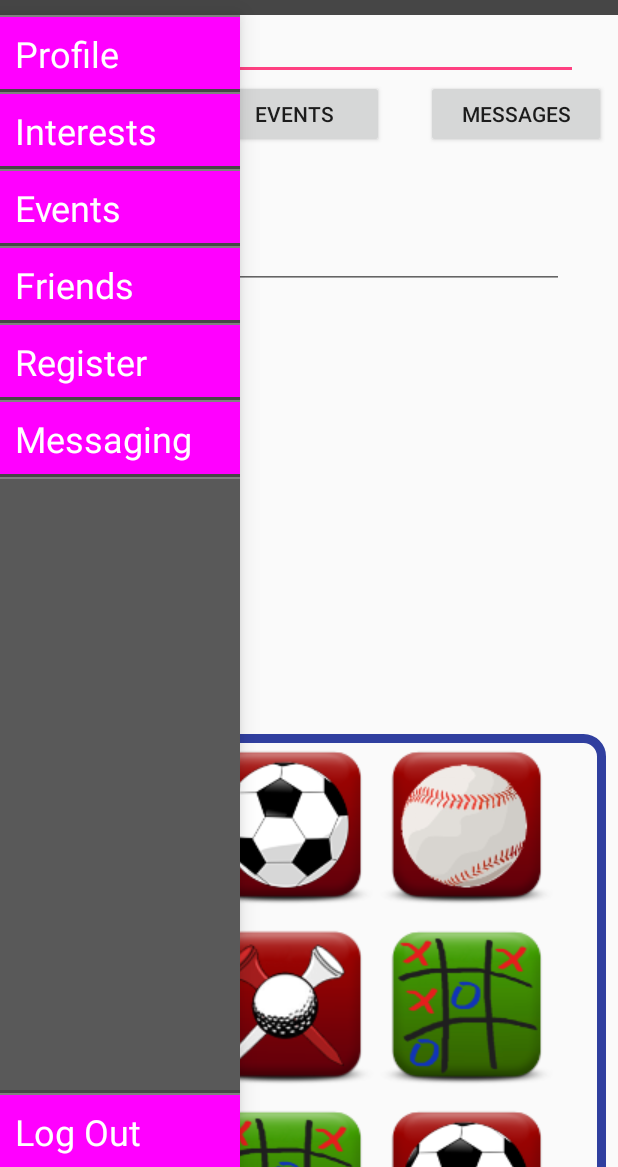
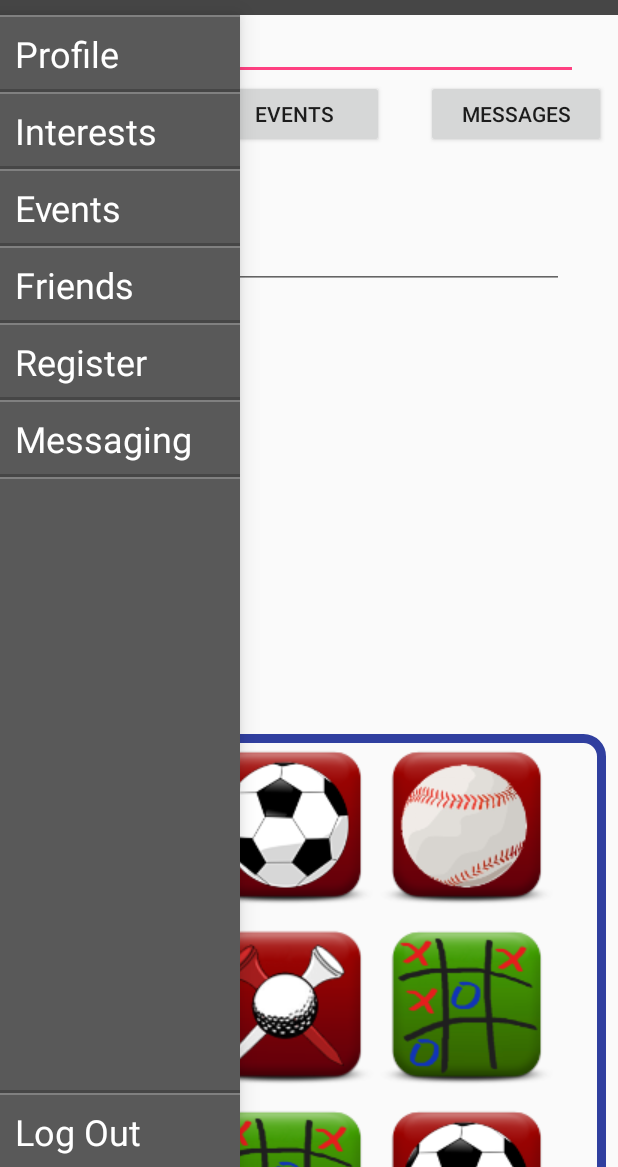
Before and after one commit to dreiddel/AnAppForJack, an Android app: the Account screen opened directly, with no data from a screen before it, with the side drawer open, on a phone screen of 412 x 824 dp, the part 69-1236 px from its top. Run offline under Robolectric (Android 15) with nearby library versions, the phone set to English and light mode, and no system bars; network calls fail.

Commit message:
Moved color_state.xml from color to drawable.

```diff
--- a/app/src/main/res/color/color_state.xml
+++ b/app/src/main/res/drawable/color_state.xml
@@ -2,5 +2,4 @@
 <selector xmlns:android="http://schemas.android.com/apk/res/android">
     <item android:state_pressed="true" android:drawable="@color/colorGrey7_Charcoal" />
     <item android:drawable="@color/colorTransparent" />
-    <!-- YES I KNOW THERE ARE ERRORS BUT THEY WORK -->
 </selector>
--- a/app/src/main/res/layout/drawer_template.xml
+++ b/app/src/main/res/layout/drawer_template.xml
@@ -41,7 +41,7 @@
                 android:paddingLeft="10dp"
                 android:paddingTop="8dp"
                 android:textColor="@color/colorWhite"
-                android:background="@color/color_state"
+                android:background="@drawable/color_state"
                 android:text="@string/navigation_profile"
                 android:onClick="goToAccount" />
 
@@ -64,7 +64,7 @@
                 android:paddingLeft="10dp"
                 android:paddingTop="8dp"
                 android:textColor="@color/colorWhite"
-                android:background="@color/color_state"
+                android:background="@drawable/color_state"
                 android:text="@string/navigation_interests"
                 android:onClick="goToInterests"/>
 
@@ -87,7 +87,7 @@
                 android:paddingLeft="10dp"
                 android:paddingTop="8dp"
                 android:textColor="@color/colorWhite"
-                android:background="@color/color_state"
+                android:background="@drawable/color_state"
                 android:text="@string/navigation_events"
                 android:onClick="goToEvents"
                 />
@@ -112,7 +112,7 @@
                 android:paddingTop="10dp"
                 android:paddingBottom="10dp"
                 android:textColor="@color/colorGrey0_Gainsboro"
-                android:background="@color/color_state"
+                android:background="@drawable/color_state"
                 android:text="@string/navigation_login"
                 android:onClick="goToLogin" />
 
@@ -136,7 +136,7 @@
                 android:paddingLeft="10dp"
                 android:paddingTop="8dp"
                 android:textColor="@color/colorWhite"
-                android:background="@color/color_state"
+                android:background="@drawable/color_state"
                 android:text="@string/navigation_friends"
                 android:onClick="goToFriends"/>
 
@@ -159,7 +159,7 @@
                 android:paddingLeft="10dp"
                 android:paddingTop="8dp"
                 android:textColor="@color/colorWhite"
-                android:background="@color/color_state"
+                android:background="@drawable/color_state"
                 android:text="@string/navigation_register"
                 android:onClick="goToRegister" />
 
@@ -182,7 +182,7 @@
                 android:paddingLeft="10dp"
                 android:paddingTop="8dp"
                 android:textColor="@color/colorWhite"
-                android:background="@color/color_state"
+                android:background="@drawable/color_state"
                 android:text="@string/navigation_messaging"
                 android:onClick="goToMessaging"/>
 
@@ -227,7 +227,7 @@
             android:paddingLeft="10dp"
             android:paddingTop="8dp"
             android:textColor="@color/colorWhite"
-            android:background="@color/color_state"
+            android:background="@drawable/color_state"
             android:text="@string/navigation_logout"
             android:onClick="goToLogin" />
     </LinearLayout>
```
